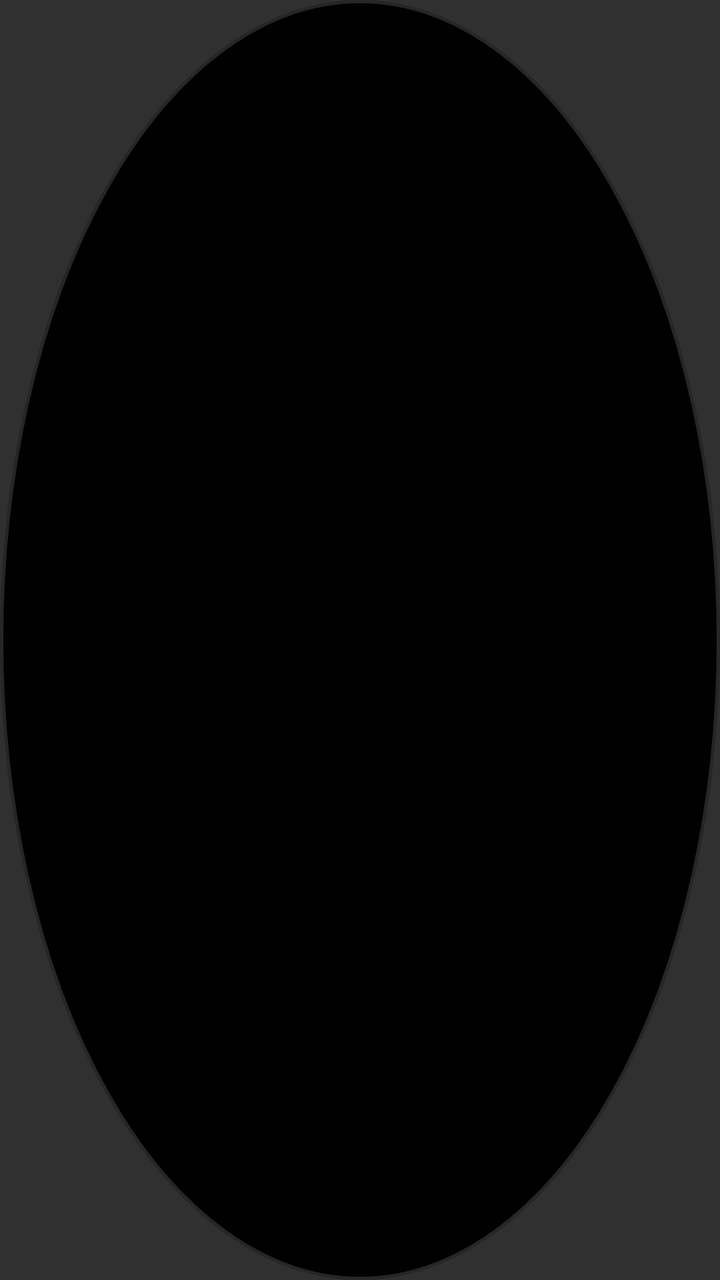
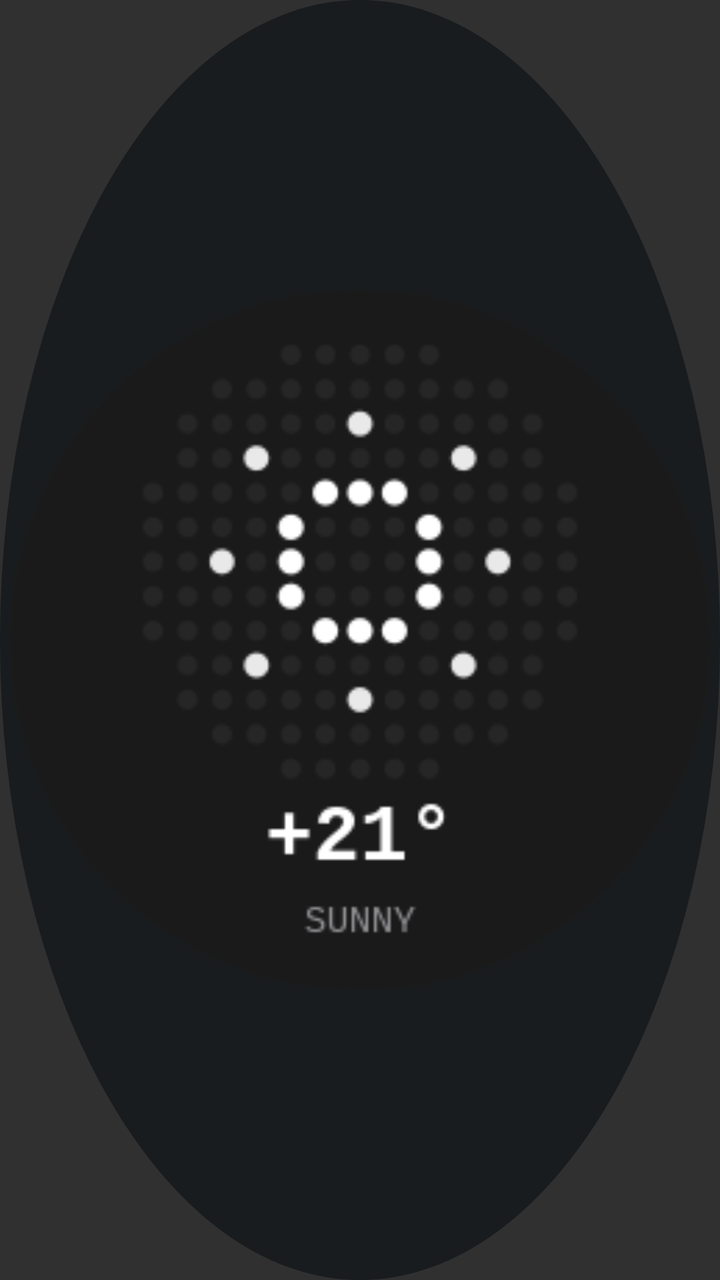

Screens rendered from an Android XML layout before and after an edit, with the pre-edit source and the edit as a unified diff.
<!-- AndroidManifest.xml: application theme Theme.GlyphLab -->
<!-- res/layout/widget_weather.xml -->
<?xml version="1.0" encoding="utf-8"?>
<RelativeLayout xmlns:android="http://schemas.android.com/apk/res/android"
    android:id="@+id/widget_root"
    android:layout_width="match_parent"
    android:layout_height="match_parent"
    android:background="@drawable/widget_circle_background"
    android:padding="2dp">

    <ImageView
        android:id="@+id/widget_dial_image"
        android:layout_width="match_parent"
        android:layout_height="match_parent"
        android:layout_centerInParent="true"
        android:scaleType="fitCenter"
        android:contentDescription="@string/widget_weather_desc" />

    <LinearLayout
        android:layout_width="match_parent"
        android:layout_height="match_parent"
        android:orientation="vertical">

        
        <FrameLayout
            android:id="@+id/widget_tap_matrix"
            android:layout_width="match_parent"
            android:layout_height="0dp"
            android:layout_weight="7"
            android:clickable="true"
            android:focusable="true" />

        
        <FrameLayout
            android:id="@+id/widget_tap_open"
            android:layout_width="match_parent"
            android:layout_height="0dp"
            android:layout_weight="3"
            android:clickable="true"
            android:focusable="true" />

    </LinearLayout>

</RelativeLayout>
<!-- resources referenced by this layout -->
<resources>
  <!-- drawable widget_circle_background (drawable) -->
  <?xml version="1.0" encoding="utf-8"?>
  <shape xmlns:android="http://schemas.android.com/apk/res/android"
      android:shape="oval">
      <solid android:color="#FF000000" />
      <stroke
          android:width="1.5dp"
          android:color="#FF262626" />
  </shape>
  <string name="widget_weather_desc">Nothing circular weather widget with animated Glyph Matrix</string>
  <style name="Theme.GlyphLab" parent="android:style/Theme.Material.NoActionBar">
          <item name="android:fontFamily">monospace</item>
          <item name="android:windowLightStatusBar">false</item>
          <item name="android:statusBarColor">@color/black</item>
          <item name="android:navigationBarColor">@color/black</item>
          <item name="android:windowActionModeOverlay">true</item>
          <item name="android:windowNoTitle">true</item>
      </style>
  <color name="black">#000000</color>
</resources>

<!-- the commit's change to res/layout/widget_weather.xml (unified diff, before → after) -->
@@ -12,6 +12,7 @@
         android:layout_height="match_parent"
         android:layout_centerInParent="true"
         android:scaleType="fitCenter"
+        android:src="@drawable/widget_weather_preview"
         android:contentDescription="@string/widget_weather_desc" />
 
     <LinearLayout
<!-- resource entries referenced after the edit -->
@@ -4,11 +4,9 @@
   <?xml version="1.0" encoding="utf-8"?>
   <shape xmlns:android="http://schemas.android.com/apk/res/android"
       android:shape="oval">
-      <solid android:color="#FF000000" />
-      <stroke
-          android:width="1.5dp"
-          android:color="#FF262626" />
+      <solid android:color="@android:color/system_neutral1_900" />
   </shape>
+  <!-- drawable widget_weather_preview: png bitmap (drawable-nodpi, 13206 bytes) -->
   <string name="widget_weather_desc">Nothing circular weather widget with animated Glyph Matrix</string>
   <style name="Theme.GlyphLab" parent="android:style/Theme.Material.NoActionBar">
           <item name="android:fontFamily">monospace</item>
